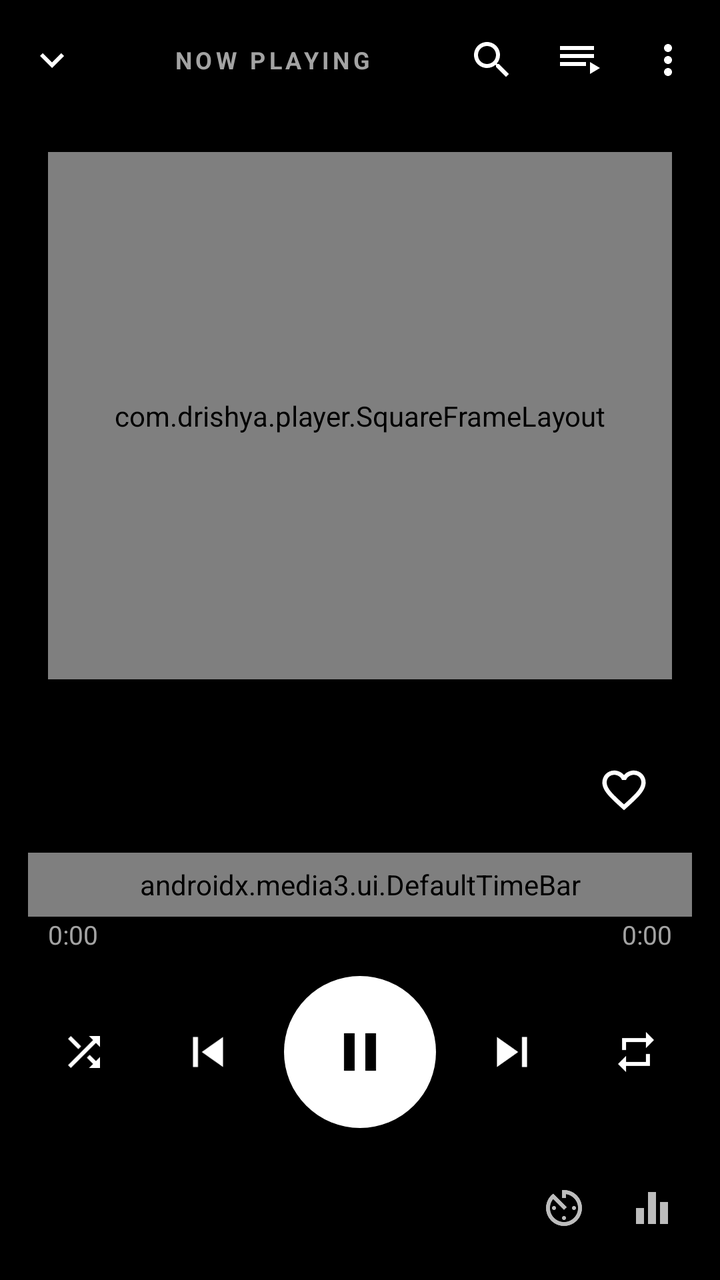
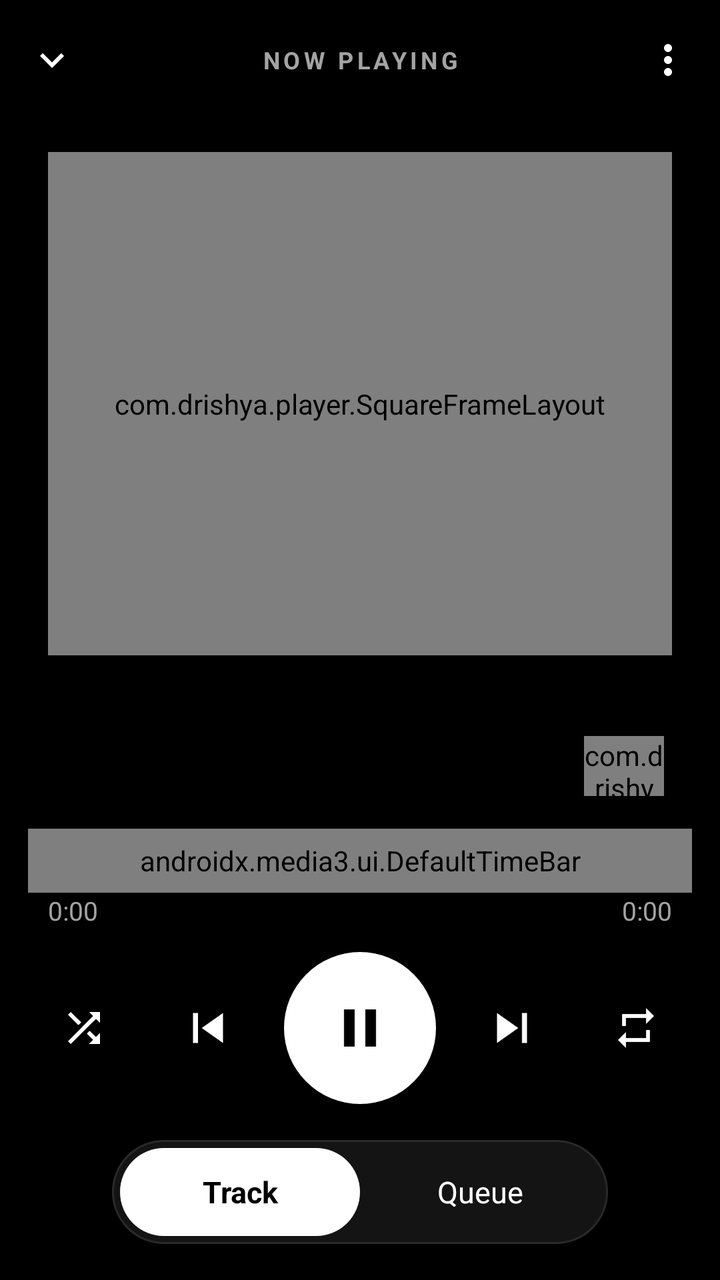

Screens rendered from an Android XML layout before and after an edit, with the pre-edit source and the edit as a unified diff.
<!-- AndroidManifest.xml: activity theme Theme.Flikk.Music -->
<!-- res/layout/activity_music.xml -->
<?xml version="1.0" encoding="utf-8"?>
<FrameLayout xmlns:android="http://schemas.android.com/apk/res/android"
    xmlns:app="http://schemas.android.com/apk/res-auto"
    android:layout_width="match_parent"
    android:layout_height="match_parent"
    android:background="#000000">

    
    <ImageView
        android:id="@+id/bg_art"
        android:layout_width="match_parent"
        android:layout_height="match_parent"
        android:contentDescription="@null"
        android:scaleType="centerCrop" />

    <View
        android:layout_width="match_parent"
        android:layout_height="match_parent"
        android:background="@drawable/music_scrim" />

    <LinearLayout
        android:id="@+id/music_root"
        android:layout_width="match_parent"
        android:layout_height="match_parent"
        android:orientation="vertical">

        
        <LinearLayout
            android:layout_width="match_parent"
            android:layout_height="wrap_content"
            android:gravity="center_vertical"
            android:orientation="horizontal"
            android:paddingStart="4dp"
            android:paddingTop="8dp"
            android:paddingEnd="4dp"
            android:paddingBottom="4dp">

            <ImageButton
                android:id="@+id/m_close"
                style="@style/PlayerIcon"
                android:contentDescription="@string/close"
                android:src="@drawable/ic_chevron_down" />

            <TextView
                android:layout_width="0dp"
                android:layout_height="wrap_content"
                android:layout_weight="1"
                android:gravity="center"
                android:letterSpacing="0.15"
                android:text="@string/now_playing_caps"
                android:textColor="#A3A3A3"
                android:textSize="12sp"
                android:textStyle="bold" />

            <ImageView
                android:id="@+id/small_art"
                android:layout_width="1dp"
                android:layout_height="1dp"
                android:contentDescription="@null"
                android:visibility="gone" />

            <LinearLayout
                android:layout_width="0dp"
                android:layout_height="wrap_content"
                android:orientation="vertical"
                android:visibility="gone">

                <TextView
                    android:id="@+id/m_title"
                    android:layout_width="match_parent"
                    android:layout_height="wrap_content"
                    android:ellipsize="marquee"
                    android:marqueeRepeatLimit="marquee_forever"
                    android:singleLine="true"
                    android:textColor="#FFFFFF"
                    android:textSize="18sp"
                    android:textStyle="bold" />

                <TextView
                    android:id="@+id/m_artist"
                    android:layout_width="match_parent"
                    android:layout_height="wrap_content"
                    android:layout_marginTop="2dp"
                    android:ellipsize="marquee"
                    android:marqueeRepeatLimit="marquee_forever"
                    android:singleLine="true"
                    android:textColor="#CFCFCF"
                    android:textSize="15sp" />
            </LinearLayout>

            <ImageButton
                android:id="@+id/m_search"
                style="@style/PlayerIcon"
                android:contentDescription="@string/search"
                android:src="@drawable/ic_search" />

            <ImageButton
                android:id="@+id/m_queue_btn"
                style="@style/PlayerIcon"
                android:contentDescription="@string/queue"
                android:src="@drawable/ic_queue" />

            <ImageButton
                android:id="@+id/m_more"
                style="@style/PlayerIcon"
                android:contentDescription="@string/more"
                android:src="@drawable/ic_more" />
        </LinearLayout>

        <EditText
            android:id="@+id/m_search_box"
            android:layout_width="match_parent"
            android:layout_height="46dp"
            android:layout_marginHorizontal="16dp"
            android:layout_marginTop="10dp"
            android:background="@drawable/bg_card"
            android:hint="@string/search_songs"
            android:importantForAutofill="no"
            android:inputType="text"
            android:paddingHorizontal="16dp"
            android:textColor="#FFFFFF"
            android:textColorHint="#9A9A9A"
            android:visibility="gone" />

        <FrameLayout
            android:layout_width="match_parent"
            android:layout_height="0dp"
            android:layout_weight="1">

            
            <LinearLayout
                android:id="@+id/cover_box"
                android:layout_width="match_parent"
                android:layout_height="match_parent"
                android:gravity="center_horizontal"
                android:orientation="vertical"
                android:paddingHorizontal="24dp"
                android:paddingTop="20dp"
                android:paddingBottom="4dp">

                <com.drishya.player.SquareFrameLayout
                    android:id="@+id/vinyl_box"
                    android:layout_width="match_parent"
                    android:layout_height="0dp"
                    android:layout_gravity="center_horizontal"
                    android:layout_weight="1">

                    <ImageView
                        android:id="@+id/big_art"
                        android:layout_width="match_parent"
                        android:layout_height="match_parent"
                        android:background="@drawable/bg_art"
                        android:contentDescription="@null"
                        android:elevation="12dp"
                        android:scaleType="centerCrop" />

                    <ImageView
                        android:id="@+id/vinyl_rings"
                        android:layout_width="match_parent"
                        android:layout_height="match_parent"
                        android:contentDescription="@null"
                        android:elevation="12dp"
                        android:src="@drawable/bg_vinyl"
                        android:visibility="gone" />

                    <View
                        android:id="@+id/vinyl_hole"
                        android:layout_width="30dp"
                        android:layout_height="30dp"
                        android:layout_gravity="center"
                        android:background="@drawable/bg_vinyl_hole"
                        android:elevation="13dp"
                        android:visibility="gone" />
                </com.drishya.player.SquareFrameLayout>

                <LinearLayout
                    android:layout_width="match_parent"
                    android:layout_height="wrap_content"
                    android:layout_marginTop="28dp"
                    android:gravity="center_vertical"
                    android:orientation="horizontal">

                    <LinearLayout
                        android:layout_width="0dp"
                        android:layout_height="wrap_content"
                        android:layout_weight="1"
                        android:orientation="vertical">

                        <TextView
                            android:id="@+id/big_title"
                            android:layout_width="match_parent"
                            android:layout_height="wrap_content"
                            android:ellipsize="marquee"
                            android:marqueeRepeatLimit="marquee_forever"
                            android:singleLine="true"
                            android:textColor="#FFFFFF"
                            android:textSize="24sp"
                            android:textStyle="bold" />

                        <TextView
                            android:id="@+id/big_artist"
                            android:layout_width="match_parent"
                            android:layout_height="wrap_content"
                            android:layout_marginTop="2dp"
                            android:ellipsize="end"
                            android:maxLines="1"
                            android:textColor="#A3A3A3"
                            android:textSize="15sp" />
                    </LinearLayout>

                    <ImageButton
                        android:id="@+id/m_fav"
                        android:layout_width="48dp"
                        android:layout_height="48dp"
                        android:background="?attr/selectableItemBackgroundBorderless"
                        android:contentDescription="@string/favourites"
                        android:padding="11dp"
                        android:scaleType="fitCenter"
                        android:src="@drawable/ic_favorite_border"
                        android:tint="#FFFFFF" />
                </LinearLayout>
            </LinearLayout>

            
            <androidx.recyclerview.widget.RecyclerView
                android:id="@+id/m_list"
                android:layout_width="match_parent"
                android:layout_height="match_parent"
                android:clipToPadding="false"
                android:paddingVertical="6dp"
                android:visibility="gone" />
        </FrameLayout>

        <androidx.media3.ui.DefaultTimeBar
            android:id="@+id/m_timebar"
            android:layout_width="match_parent"
            android:layout_height="32dp"
            android:layout_marginHorizontal="14dp"
            app:bar_height="4dp"
            app:buffered_color="#40FFFFFF"
            app:played_color="#FFFFFF"
            app:scrubber_color="#FFFFFF"
            app:scrubber_enabled_size="16dp"
            app:unplayed_color="#2EFFFFFF" />

        <LinearLayout
            android:layout_width="match_parent"
            android:layout_height="wrap_content"
            android:orientation="horizontal"
            android:paddingHorizontal="24dp">

            <TextView
                android:id="@+id/m_pos"
                android:layout_width="0dp"
                android:layout_height="wrap_content"
                android:layout_weight="1"
                android:text="0:00"
                android:textColor="#A3A3A3"
                android:textSize="13sp" />

            <TextView
                android:id="@+id/m_dur"
                android:layout_width="wrap_content"
                android:layout_height="wrap_content"
                android:text="0:00"
                android:textColor="#A3A3A3"
                android:textSize="13sp" />
        </LinearLayout>

        <LinearLayout
            android:layout_width="match_parent"
            android:layout_height="100dp"
            android:gravity="center_vertical"
            android:orientation="horizontal"
            android:paddingHorizontal="8dp">

            <Space
                android:layout_width="0dp"
                android:layout_height="1dp"
                android:layout_weight="1" />

            <ImageButton
                android:id="@+id/m_shuffle"
                android:layout_width="48dp"
                android:layout_height="48dp"
                android:background="?attr/selectableItemBackgroundBorderless"
                android:contentDescription="@string/mode_shuffle"
                android:padding="12dp"
                android:scaleType="fitCenter"
                android:src="@drawable/ic_shuffle"
                android:tint="#FFFFFF" />

            <Space
                android:layout_width="0dp"
                android:layout_height="1dp"
                android:layout_weight="1" />

            <ImageButton
                android:id="@+id/m_prev"
                android:layout_width="56dp"
                android:layout_height="56dp"
                android:background="?attr/selectableItemBackgroundBorderless"
                android:contentDescription="@string/previous"
                android:padding="13dp"
                android:scaleType="fitCenter"
                android:src="@drawable/ic_skip_prev"
                android:tint="#FFFFFF" />

            <Space
                android:layout_width="0dp"
                android:layout_height="1dp"
                android:layout_weight="1" />

            <ImageButton
                android:id="@+id/m_play"
                android:layout_width="76dp"
                android:layout_height="76dp"
                android:background="@drawable/bg_play_white"
                android:contentDescription="@string/play_pause"
                android:elevation="6dp"
                android:padding="22dp"
                android:scaleType="fitCenter"
                android:src="@drawable/ic_pause"
                android:tint="#000000" />

            <Space
                android:layout_width="0dp"
                android:layout_height="1dp"
                android:layout_weight="1" />

            <ImageButton
                android:id="@+id/m_next"
                android:layout_width="56dp"
                android:layout_height="56dp"
                android:background="?attr/selectableItemBackgroundBorderless"
                android:contentDescription="@string/next"
                android:padding="13dp"
                android:scaleType="fitCenter"
                android:src="@drawable/ic_skip_next"
                android:tint="#FFFFFF" />

            <Space
                android:layout_width="0dp"
                android:layout_height="1dp"
                android:layout_weight="1" />

            <ImageButton
                android:id="@+id/m_repeat"
                android:layout_width="48dp"
                android:layout_height="48dp"
                android:background="?attr/selectableItemBackgroundBorderless"
                android:contentDescription="@string/mode_all"
                android:padding="12dp"
                android:scaleType="fitCenter"
                android:src="@drawable/ic_repeat"
                android:tint="#FFFFFF" />

            <Space
                android:layout_width="0dp"
                android:layout_height="1dp"
                android:layout_weight="1" />

        </LinearLayout>

        
        <LinearLayout
            android:layout_width="match_parent"
            android:layout_height="56dp"
            android:layout_marginBottom="8dp"
            android:gravity="center_vertical"
            android:orientation="horizontal"
            android:paddingStart="24dp"
            android:paddingEnd="12dp">

            <TextView
                android:id="@+id/m_pill"
                android:layout_width="0dp"
                android:layout_height="wrap_content"
                android:layout_weight="1"
                android:ellipsize="end"
                android:maxLines="1"
                android:textColor="#8A8A8A"
                android:textSize="13sp" />

            <ImageButton
                android:id="@+id/m_sleep"
                style="@style/PlayerIcon"
                android:contentDescription="@string/sleep_timer"
                android:src="@drawable/ic_timer"
                android:tint="#BDBDBD" />

            <ImageButton
                android:id="@+id/m_eq"
                style="@style/PlayerIcon"
                android:contentDescription="@string/equalizer"
                android:src="@drawable/ic_equalizer"
                android:tint="#BDBDBD" />
        </LinearLayout>
    </LinearLayout>
</FrameLayout>
<!-- resources referenced by this layout -->
<resources>
  <!-- drawable bg_art (drawable) -->
  <?xml version="1.0" encoding="utf-8"?>
  <shape xmlns:android="http://schemas.android.com/apk/res/android">
      <solid android:color="#1F1F1F" />
      <corners android:radius="16dp" />
  </shape>
  <!-- drawable bg_card (drawable) -->
  <?xml version="1.0" encoding="utf-8"?>
  <shape xmlns:android="http://schemas.android.com/apk/res/android">
      <solid android:color="#0C0C0C" />
      <stroke android:width="1dp" android:color="#1E1E1E" />
      <corners android:radius="18dp" />
  </shape>
  <!-- drawable bg_play_white (drawable) -->
  <?xml version="1.0" encoding="utf-8"?>
  <ripple xmlns:android="http://schemas.android.com/apk/res/android" android:color="#33000000">
      <item><shape android:shape="oval"><solid android:color="#FFFFFF" /></shape></item>
  </ripple>
  <!-- drawable bg_vinyl_hole (drawable) -->
  <?xml version="1.0" encoding="utf-8"?>
  <shape xmlns:android="http://schemas.android.com/apk/res/android" android:shape="oval">
      <solid android:color="#000000" />
      <stroke android:width="3dp" android:color="#FFFFFF" />
  </shape>
  <!-- drawable ic_equalizer (drawable) -->
  <vector xmlns:android="http://schemas.android.com/apk/res/android" android:width="24dp" android:height="24dp" android:viewportWidth="24" android:viewportHeight="24">
      <path android:fillColor="#FFFFFF" android:pathData="M10,20h4V4h-4v16zM4,20h4v-8H4v8zM16,9v11h4V9h-4z" />
  </vector>
  <!-- drawable ic_pause (drawable) -->
  <vector xmlns:android="http://schemas.android.com/apk/res/android" android:width="24dp" android:height="24dp" android:viewportWidth="24" android:viewportHeight="24">
      <path android:fillColor="#FFFFFF" android:pathData="M6,19h4V5H6v14zM14,5v14h4V5h-4z" />
  </vector>
  <!-- drawable ic_skip_prev (drawable) -->
  <vector xmlns:android="http://schemas.android.com/apk/res/android" android:width="24dp" android:height="24dp" android:viewportWidth="24" android:viewportHeight="24">
      <path android:fillColor="#FFFFFF" android:pathData="M6,6h2v12H6zM9.5,12l8.5,6V6z" />
  </vector>
  <!-- drawable ic_timer (drawable) -->
  <vector xmlns:android="http://schemas.android.com/apk/res/android" android:width="24dp" android:height="24dp" android:viewportWidth="24" android:viewportHeight="24">
      <path android:fillColor="#FFFFFF" android:pathData="M11,17c0,0.55 0.45,1 1,1s1,-0.45 1,-1 -0.45,-1 -1,-1 -1,0.45 -1,1zM11,3v4h2V5.08c3.39,0.49 6,3.39 6,6.92 0,3.87 -3.13,7 -7,7s-7,-3.13 -7,-7c0,-1.68 0.59,-3.22 1.58,-4.42L12,13l1.41,-1.41 -6.8,-6.8v0.02C4.42,6.45 3,9.05 3,12c0,4.97 4.02,9 9,9 4.97,0 9,-4.03 9,-9s-4.03,-9 -9,-9h-1zM18,12c0,-0.55 -0.45,-1 -1,-1s-1,0.45 -1,1 0.45,1 1,1 1,-0.45 1,-1zM6,12c0,0.55 0.45,1 1,1s1,-0.45 1,-1 -0.45,-1 -1,-1 -1,0.45 -1,1z" />
  </vector>
  <!-- drawable music_scrim (drawable) -->
  <?xml version="1.0" encoding="utf-8"?>
  <shape xmlns:android="http://schemas.android.com/apk/res/android">
      <gradient android:angle="270" android:startColor="#99000000" android:centerColor="#66000000" android:endColor="#E6000000" />
  </shape>
  <string name="close">Close</string>
  <string name="equalizer">Equalizer</string>
  <string name="favourites">Favourites</string>
  <string name="mode_all">Repeat all</string>
  <string name="mode_shuffle">Shuffle</string>
  <string name="more">More</string>
  <string name="next">Next</string>
  <string name="now_playing_caps">NOW PLAYING</string>
  <string name="play_pause">Play / Pause</string>
  <string name="previous">Previous</string>
  <string name="queue">Queue</string>
  <string name="search">Search</string>
  <string name="search_songs">Search songs…</string>
  <string name="sleep_timer">Sleep timer</string>
  <style name="Theme.Flikk.Music">
          <item name="android:windowBackground">@android:color/black</item>
          <item name="android:statusBarColor">#000000</item>
          <item name="android:navigationBarColor">#000000</item>
      </style>
  <!-- unchanged entries left out for length: 10 -->
</resources>

<!-- the commit's change to res/layout/activity_music.xml (unified diff, before → after) -->
@@ -91,12 +91,14 @@
             <ImageButton
                 android:id="@+id/m_search"
                 style="@style/PlayerIcon"
+                android:visibility="gone"
                 android:contentDescription="@string/search"
                 android:src="@drawable/ic_search" />
 
             <ImageButton
                 android:id="@+id/m_queue_btn"
                 style="@style/PlayerIcon"
+                android:visibility="gone"
                 android:contentDescription="@string/queue"
                 android:src="@drawable/ic_queue" />
 
@@ -217,7 +219,14 @@
                         android:padding="11dp"
                         android:scaleType="fitCenter"
                         android:src="@drawable/ic_favorite_border"
-                        android:tint="#FFFFFF" />
+                        android:tint="#FFFFFF"
+                        android:visibility="gone" />
+
+                    <com.drishya.player.EqBarsView
+                        android:id="@+id/m_eqbars"
+                        android:layout_width="40dp"
+                        android:layout_height="30dp"
+                        android:layout_marginEnd="4dp" />
                 </LinearLayout>
             </LinearLayout>
 
@@ -364,37 +373,40 @@
 
         
         <LinearLayout
-            android:layout_width="match_parent"
-            android:layout_height="56dp"
-            android:layout_marginBottom="8dp"
-            android:gravity="center_vertical"
+            android:layout_width="wrap_content"
+            android:layout_height="52dp"
+            android:layout_gravity="center_horizontal"
+            android:layout_marginTop="6dp"
+            android:layout_marginBottom="18dp"
+            android:background="@drawable/bg_segment"
             android:orientation="horizontal"
-            android:paddingStart="24dp"
-            android:paddingEnd="12dp">
+            android:padding="4dp">
 
             <TextView
-                android:id="@+id/m_pill"
-                android:layout_width="0dp"
-                android:layout_height="wrap_content"
-                android:layout_weight="1"
-                android:ellipsize="end"
-                android:maxLines="1"
-                android:textColor="#8A8A8A"
-                android:textSize="13sp" />
-
-            <ImageButton
-                android:id="@+id/m_sleep"
-                style="@style/PlayerIcon"
-                android:contentDescription="@string/sleep_timer"
-                android:src="@drawable/ic_timer"
-                android:tint="#BDBDBD" />
-
-            <ImageButton
-                android:id="@+id/m_eq"
-                style="@style/PlayerIcon"
-                android:contentDescription="@string/equalizer"
-                android:src="@drawable/ic_equalizer"
-                android:tint="#BDBDBD" />
+                android:id="@+id/m_seg_track"
+                android:layout_width="120dp"
+                android:layout_height="match_parent"
+                android:background="@drawable/bg_btn_white"
+                android:gravity="center"
+                android:text="@string/track"
+                android:textColor="#000000"
+                android:textSize="15sp"
+                android:textStyle="bold" />
+
+            <TextView
+                android:id="@+id/m_seg_queue"
+                android:layout_width="120dp"
+                android:layout_height="match_parent"
+                android:gravity="center"
+                android:text="@string/queue"
+                android:textColor="#FFFFFF"
+                android:textSize="15sp" />
         </LinearLayout>
+
+        <TextView
+            android:id="@+id/m_pill"
+            android:layout_width="wrap_content"
+            android:layout_height="wrap_content"
+            android:visibility="gone" />
     </LinearLayout>
 </FrameLayout>
<!-- resource entries referenced after the edit -->
@@ -6,6 +6,11 @@
       <solid android:color="#1F1F1F" />
       <corners android:radius="16dp" />
   </shape>
+  <!-- drawable bg_btn_white (drawable) -->
+  <?xml version="1.0" encoding="utf-8"?>
+  <ripple xmlns:android="http://schemas.android.com/apk/res/android" android:color="#33000000">
+      <item><shape><solid android:color="#FFFFFF" /><corners android:radius="24dp" /></shape></item>
+  </ripple>
   <!-- drawable bg_card (drawable) -->
   <?xml version="1.0" encoding="utf-8"?>
   <shape xmlns:android="http://schemas.android.com/apk/res/android">
@@ -18,16 +23,19 @@
   <ripple xmlns:android="http://schemas.android.com/apk/res/android" android:color="#33000000">
       <item><shape android:shape="oval"><solid android:color="#FFFFFF" /></shape></item>
   </ripple>
+  <!-- drawable bg_segment (drawable) -->
+  <?xml version="1.0" encoding="utf-8"?>
+  <shape xmlns:android="http://schemas.android.com/apk/res/android">
+      <solid android:color="#141414" />
+      <stroke android:width="1dp" android:color="#2A2A2A" />
+      <corners android:radius="26dp" />
+  </shape>
   <!-- drawable bg_vinyl_hole (drawable) -->
   <?xml version="1.0" encoding="utf-8"?>
   <shape xmlns:android="http://schemas.android.com/apk/res/android" android:shape="oval">
       <solid android:color="#000000" />
       <stroke android:width="3dp" android:color="#FFFFFF" />
   </shape>
-  <!-- drawable ic_equalizer (drawable) -->
-  <vector xmlns:android="http://schemas.android.com/apk/res/android" android:width="24dp" android:height="24dp" android:viewportWidth="24" android:viewportHeight="24">
-      <path android:fillColor="#FFFFFF" android:pathData="M10,20h4V4h-4v16zM4,20h4v-8H4v8zM16,9v11h4V9h-4z" />
-  </vector>
   <!-- drawable ic_pause (drawable) -->
   <vector xmlns:android="http://schemas.android.com/apk/res/android" android:width="24dp" android:height="24dp" android:viewportWidth="24" android:viewportHeight="24">
       <path android:fillColor="#FFFFFF" android:pathData="M6,19h4V5H6v14zM14,5v14h4V5h-4z" />
@@ -36,17 +44,12 @@
   <vector xmlns:android="http://schemas.android.com/apk/res/android" android:width="24dp" android:height="24dp" android:viewportWidth="24" android:viewportHeight="24">
       <path android:fillColor="#FFFFFF" android:pathData="M6,6h2v12H6zM9.5,12l8.5,6V6z" />
   </vector>
-  <!-- drawable ic_timer (drawable) -->
-  <vector xmlns:android="http://schemas.android.com/apk/res/android" android:width="24dp" android:height="24dp" android:viewportWidth="24" android:viewportHeight="24">
-      <path android:fillColor="#FFFFFF" android:pathData="M11,17c0,0.55 0.45,1 1,1s1,-0.45 1,-1 -0.45,-1 -1,-1 -1,0.45 -1,1zM11,3v4h2V5.08c3.39,0.49 6,3.39 6,6.92 0,3.87 -3.13,7 -7,7s-7,-3.13 -7,-7c0,-1.68 0.59,-3.22 1.58,-4.42L12,13l1.41,-1.41 -6.8,-6.8v0.02C4.42,6.45 3,9.05 3,12c0,4.97 4.02,9 9,9 4.97,0 9,-4.03 9,-9s-4.03,-9 -9,-9h-1zM18,12c0,-0.55 -0.45,-1 -1,-1s-1,0.45 -1,1 0.45,1 1,1 1,-0.45 1,-1zM6,12c0,0.55 0.45,1 1,1s1,-0.45 1,-1 -0.45,-1 -1,-1 -1,0.45 -1,1z" />
-  </vector>
   <!-- drawable music_scrim (drawable) -->
   <?xml version="1.0" encoding="utf-8"?>
   <shape xmlns:android="http://schemas.android.com/apk/res/android">
       <gradient android:angle="270" android:startColor="#99000000" android:centerColor="#66000000" android:endColor="#E6000000" />
   </shape>
   <string name="close">Close</string>
-  <string name="equalizer">Equalizer</string>
   <string name="favourites">Favourites</string>
   <string name="mode_all">Repeat all</string>
   <string name="mode_shuffle">Shuffle</string>
@@ -58,7 +61,7 @@
   <string name="queue">Queue</string>
   <string name="search">Search</string>
   <string name="search_songs">Search songs…</string>
-  <string name="sleep_timer">Sleep timer</string>
+  <string name="track">Track</string>
   <style name="Theme.Flikk.Music">
           <item name="android:windowBackground">@android:color/black</item>
           <item name="android:statusBarColor">#000000</item>
